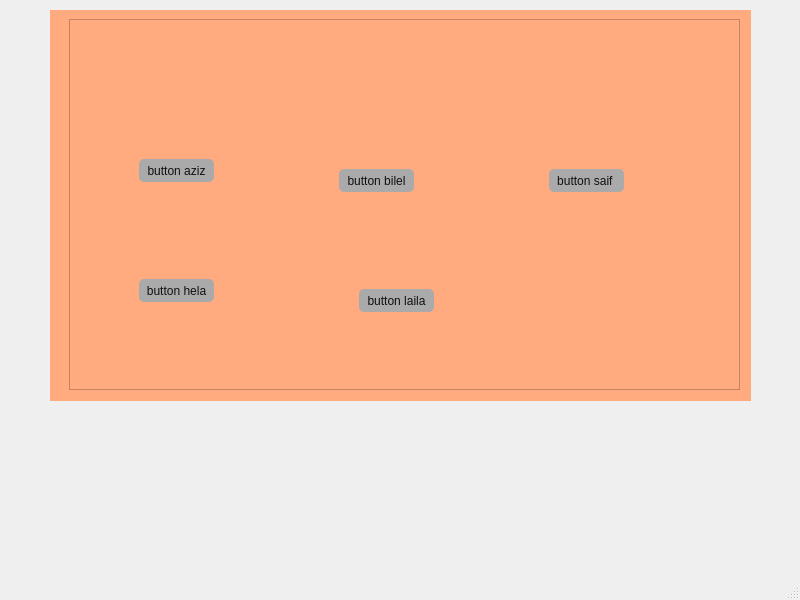
The window that mainwindow.ui (hanenjabnoun-Esprit-2019/Smart_Pastry_Shop_2A25) describes before a commit, drawn with Qt 5.
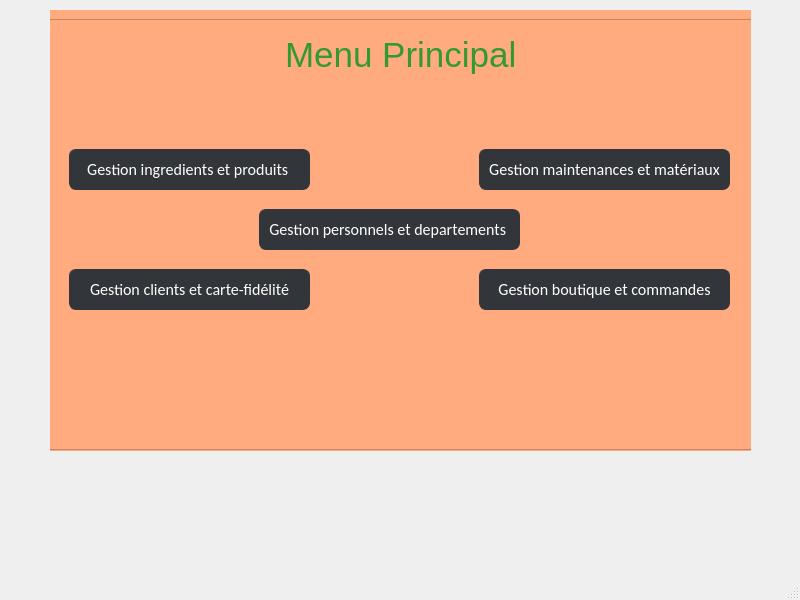
The same window after the commit. Icons and pictures are not drawn.

Patch:
```diff
--- a/mainwindow.ui
+++ b/mainwindow.ui
@@ -20,7 +20,7 @@
       <x>50</x>
       <y>10</y>
       <width>701</width>
-      <height>391</height>
+      <height>441</height>
      </rect>
     </property>
     <property name="styleSheet">
@@ -1174,10 +1174,10 @@
      <widget class="QFrame" name="frame_9">
       <property name="geometry">
        <rect>
-        <x>19</x>
+        <x>-1</x>
         <y>9</y>
-        <width>671</width>
-        <height>371</height>
+        <width>711</width>
+        <height>431</height>
        </rect>
       </property>
       <property name="styleSheet">
@@ -1192,96 +1192,245 @@
       <widget class="QPushButton" name="pushButton">
        <property name="geometry">
         <rect>
-         <x>70</x>
-         <y>140</y>
-         <width>75</width>
-         <height>23</height>
+         <x>430</x>
+         <y>250</y>
+         <width>251</width>
+         <height>41</height>
         </rect>
        </property>
        <property name="styleSheet">
-        <string notr="true">Padding: 1px;
-Border-radius: 5px;
-Background: #aaa;
-Color: #101010;</string>
+        <string notr="true">QPushButton
+{
+	background-color:rgb(50, 53, 57);
+	border-style:solid;
+	border-radius:7px;
+	border-width:1px;
+border-color: rgb(50, 53, 57);
+	color:#ffffff;
+	font-size:16px;
+font-family:Calibri;
+}
+
+QPushButton:hover
+{
+	background-color: #00000000;
+	border-color: rgb(30, 227, 0);
+	/*color:rgb(30, 227, 0);*/
+}
+
+QPushButton:focus
+{
+	background-color:  rgb(30, 227, 0);
+	border-color: rgba(30, 227, 0,0);
+	color:rgb(255, 255, 255);
+}
+</string>
        </property>
        <property name="text">
-        <string>button aziz</string>
+        <string>Gestion boutique et commandes</string>
        </property>
       </widget>
       <widget class="QPushButton" name="pushButton_3">
        <property name="geometry">
         <rect>
-         <x>270</x>
-         <y>150</y>
-         <width>75</width>
-         <height>23</height>
+         <x>20</x>
+         <y>250</y>
+         <width>241</width>
+         <height>41</height>
         </rect>
        </property>
        <property name="styleSheet">
-        <string notr="true">Padding: 1px;
-Border-radius: 5px;
-Background: #aaa;
-Color: #101010;</string>
+        <string notr="true">QPushButton
+{
+	background-color:rgb(50, 53, 57);
+	border-style:solid;
+	border-radius:7px;
+	border-width:1px;
+border-color: rgb(50, 53, 57);
+	color:#ffffff;
+	font-size:16px;
+font-family:Calibri;
+}
+
+QPushButton:hover
+{
+	background-color: #00000000;
+	border-color: rgb(30, 227, 0);
+	/*color:rgb(30, 227, 0);*/
+}
+
+QPushButton:focus
+{
+	background-color:  rgb(30, 227, 0);
+	border-color: rgba(30, 227, 0,0);
+	color:rgb(255, 255, 255);
+}
+</string>
        </property>
        <property name="text">
-        <string>button bilel</string>
+        <string>Gestion clients et carte-fidélité</string>
        </property>
       </widget>
       <widget class="QPushButton" name="pushButton_4">
        <property name="geometry">
         <rect>
-         <x>480</x>
-         <y>150</y>
-         <width>75</width>
-         <height>23</height>
+         <x>430</x>
+         <y>130</y>
+         <width>251</width>
+         <height>41</height>
         </rect>
        </property>
        <property name="styleSheet">
-        <string notr="true">Padding: 1px;
-Border-radius: 5px;
-Background: #aaa;
-Color: #101010;</string>
+        <string notr="true">QPushButton
+{
+	background-color:rgb(50, 53, 57);
+	border-style:solid;
+	border-radius:7px;
+	border-width:1px;
+border-color: rgb(50, 53, 57);
+	color:#ffffff;
+	font-size:16px;
+font-family:Calibri;
+}
+
+QPushButton:hover
+{
+	background-color: #00000000;
+	border-color: rgb(30, 227, 0);
+	/*color:rgb(30, 227, 0);*/
+}
+
+QPushButton:focus
+{
+	background-color:  rgb(30, 227, 0);
+	border-color: rgba(30, 227, 0,0);
+	color:rgb(255, 255, 255);
+}
+</string>
        </property>
        <property name="text">
-        <string>button saif </string>
+        <string>Gestion maintenances et matériaux</string>
        </property>
       </widget>
       <widget class="QPushButton" name="pushButton_5">
        <property name="geometry">
         <rect>
-         <x>290</x>
-         <y>270</y>
-         <width>75</width>
-         <height>23</height>
+         <x>20</x>
+         <y>130</y>
+         <width>241</width>
+         <height>41</height>
         </rect>
        </property>
        <property name="styleSheet">
-        <string notr="true">Padding: 1px;
-Border-radius: 5px;
-Background: #aaa;
-Color: #101010;</string>
+        <string notr="true">QPushButton
+{
+	background-color:rgb(50, 53, 57);
+	border-style:solid;
+	border-radius:7px;
+	border-width:1px;
+border-color: rgb(50, 53, 57);
+	color:#ffffff;
+	font-size:16px;
+font-family:Calibri;
+}
+
+QPushButton:hover
+{
+	background-color: #00000000;
+	border-color: rgb(30, 227, 0);
+	/*color:rgb(30, 227, 0);*/
+}
+
+QPushButton:focus
+{
+	background-color:  rgb(30, 227, 0);
+	border-color: rgba(30, 227, 0,0);
+	color:rgb(255, 255, 255);
+}
+</string>
        </property>
        <property name="text">
-        <string>button laila</string>
+        <string>Gestion ingredients et produits </string>
        </property>
       </widget>
       <widget class="QPushButton" name="pushButton_6">
        <property name="geometry">
         <rect>
-         <x>70</x>
-         <y>260</y>
-         <width>75</width>
-         <height>23</height>
+         <x>210</x>
+         <y>190</y>
+         <width>261</width>
+         <height>41</height>
         </rect>
        </property>
        <property name="styleSheet">
-        <string notr="true">Padding: 1px;
-Border-radius: 5px;
-Background: #aaa;
-Color: #101010;</string>
+        <string notr="true">QPushButton
+{
+	background-color:rgb(50, 53, 57);
+	border-style:solid;
+	border-radius:7px;
+	border-width:1px;
+border-color: rgb(50, 53, 57);
+	color:#ffffff;
+	font-size:16px;
+font-family:Calibri;
+}
+
+QPushButton:hover
+{
+	background-color: #00000000;
+	border-color: rgb(30, 227, 0);
+	/*color:rgb(30, 227, 0);*/
+}
+
+QPushButton:focus
+{
+	background-color:  rgb(30, 227, 0);
+	border-color: rgba(30, 227, 0,0);
+	color:rgb(255, 255, 255);
+}
+</string>
        </property>
        <property name="text">
-        <string>button hela</string>
+        <string>Gestion personnels et departements </string>
+       </property>
+      </widget>
+      <widget class="QLabel" name="label_14">
+       <property name="geometry">
+        <rect>
+         <x>190</x>
+         <y>10</y>
+         <width>341</width>
+         <height>51</height>
+        </rect>
+       </property>
+       <property name="styleSheet">
+        <string notr="true">text-align: center;
+color: #393;
+margin: 0 auto;
+font-size: 35px;
+font-family: 'Droid Sans';</string>
+       </property>
+       <property name="text">
+        <string>Menu Principal</string>
+       </property>
+      </widget>
+      <widget class="QLabel" name="label_15">
+       <property name="geometry">
+        <rect>
+         <x>530</x>
+         <y>320</y>
+         <width>151</width>
+         <height>91</height>
+        </rect>
+       </property>
+       <property name="text">
+        <string/>
+       </property>
+       <property name="pixmap">
+        <pixmap>image/182141689_901413657425909_592955327907562813_n.png</pixmap>
+       </property>
+       <property name="scaledContents">
+        <bool>true</bool>
        </property>
       </widget>
      </widget>
```
Left out of the diff: 342 changed lines with no effect on the pictures.
